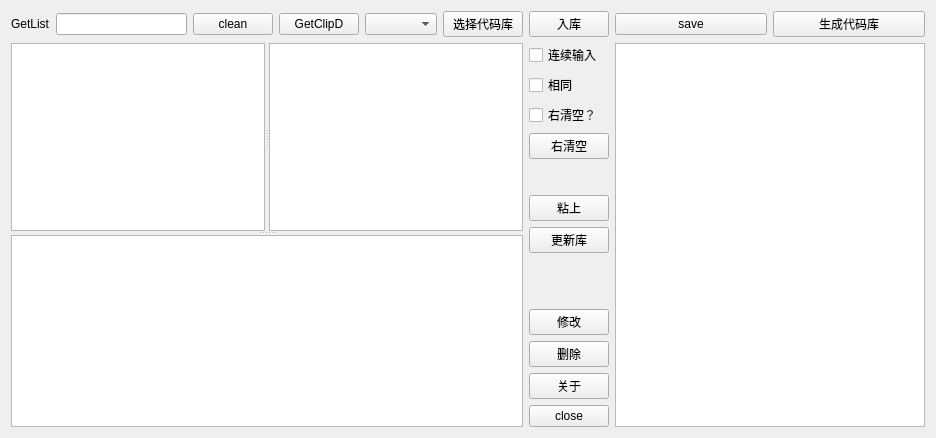
Qt form auto_c_code/autoccode.ui (yjduoduo/auto_c_code) before a commit.
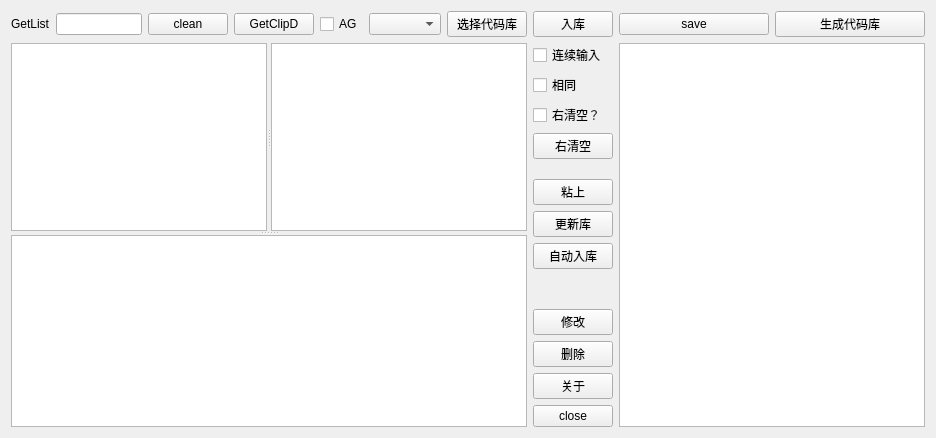
The same form after that commit.

Commit message: 1.3.6 添加了不少的内容 自动获取，快捷键等 自动入库等功能，好久没提了

Diff of the .ui file:
```diff
--- a/auto_c_code/autoccode.ui
+++ b/auto_c_code/autoccode.ui
@@ -47,6 +47,13 @@
            </property>
           </widget>
          </item>
+         <item>
+          <widget class="QCheckBox" name="checkBox_autogetclipboxtext">
+           <property name="text">
+            <string>AG</string>
+           </property>
+          </widget>
+         </item>
          <item>
           <widget class="QComboBox" name="comboBox_vartype"/>
          </item>
@@ -154,6 +161,13 @@
          </property>
         </widget>
        </item>
+       <item>
+        <widget class="QPushButton" name="pushbtn_autoindb">
+         <property name="text">
+          <string>自动入库</string>
+         </property>
+        </widget>
+       </item>
        <item>
         <spacer name="verticalSpacer_3">
          <property name="orientation">
```
The commit also changes 48 other files.
